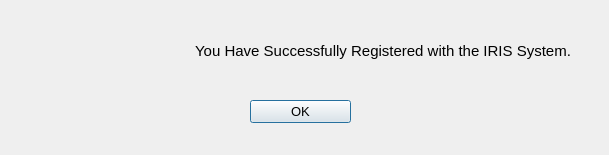
Old version of the form FrontEnd/Ui Files/Message_Box.ui in the repository Pramodsheoran599/IRIS.
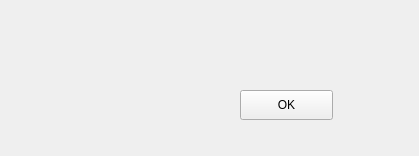
New version of the form. Icons and pictures are not drawn.

```diff
--- a/FrontEnd/Ui Files/Message_Box.ui
+++ b/FrontEnd/Ui Files/Message_Box.ui
@@ -6,8 +6,8 @@
    <rect>
     <x>0</x>
     <y>0</y>
-    <width>609</width>
-    <height>155</height>
+    <width>419</width>
+    <height>156</height>
    </rect>
   </property>
   <property name="windowTitle">
@@ -18,83 +18,62 @@
     <normaloff>Images/Window_Icon.png</normaloff>Images/Window_Icon.png</iconset>
   </property>
   <widget class="QWidget" name="centralwidget">
-   <widget class="QDialogButtonBox" name="Button_Box">
+   <widget class="QLabel" name="Message_Label">
     <property name="geometry">
      <rect>
-      <x>250</x>
-      <y>100</y>
-      <width>101</width>
-      <height>31</height>
+      <x>190</x>
+      <y>10</y>
+      <width>201</width>
+      <height>61</height>
      </rect>
     </property>
     <property name="font">
      <font>
       <family>Segoe UI</family>
-      <pointsize>10</pointsize>
+      <pointsize>11</pointsize>
      </font>
     </property>
-    <property name="cursor">
-     <cursorShape>PointingHandCursor</cursorShape>
+    <property name="text">
+     <string/>
     </property>
-    <property name="orientation">
-     <enum>Qt::Vertical</enum>
+    <property name="textFormat">
+     <enum>Qt::AutoText</enum>
     </property>
-    <property name="standardButtons">
-     <set>QDialogButtonBox::Ok</set>
+    <property name="scaledContents">
+     <bool>true</bool>
     </property>
+    <property name="alignment">
+     <set>Qt::AlignCenter</set>
+    </property>
    </widget>
-   <widget class="QWidget" name="horizontalLayoutWidget">
+   <widget class="QLabel" name="Message_Icon">
     <property name="geometry">
      <rect>
-      <x>40</x>
-      <y>10</y>
-      <width>541</width>
-      <height>91</height>
+      <x>30</x>
+      <y>20</y>
+      <width>121</width>
+      <height>111</height>
      </rect>
     </property>
-    <layout class="QHBoxLayout" name="Message_Container">
-     <property name="spacing">
-      <number>15</number>
-     </property>
-     <property name="leftMargin">
-      <number>4</number>
-     </property>
-     <property name="rightMargin">
-      <number>10</number>
-     </property>
-     <property name="bottomMargin">
-      <number>9</number>
-     </property>
-     <item>
-      <widget class="QLabel" name="Message_Icon">
-       <property name="text">
-        <string/>
-       </property>
-      </widget>
-     </item>
-     <item>
-      <widget class="QLabel" name="Message_Label">
-       <property name="font">
-        <font>
-         <family>Segoe UI</family>
-         <pointsize>11</pointsize>
-        </font>
-       </property>
-       <property name="text">
-        <string>You Have Successfully Registered with the IRIS System.</string>
-       </property>
-       <property name="textFormat">
-        <enum>Qt::AutoText</enum>
-       </property>
-       <property name="scaledContents">
-        <bool>true</bool>
-       </property>
-       <property name="alignment">
-        <set>Qt::AlignCenter</set>
-       </property>
-      </widget>
-     </item>
-    </layout>
+    <property name="text">
+     <string/>
+    </property>
+    <property name="scaledContents">
+     <bool>true</bool>
+    </property>
+   </widget>
+   <widget class="QPushButton" name="OK_Button">
+    <property name="geometry">
+     <rect>
+      <x>240</x>
+      <y>90</y>
+      <width>93</width>
+      <height>30</height>
+     </rect>
+    </property>
+    <property name="text">
+     <string>OK</string>
+    </property>
    </widget>
   </widget>
  </widget>
```
